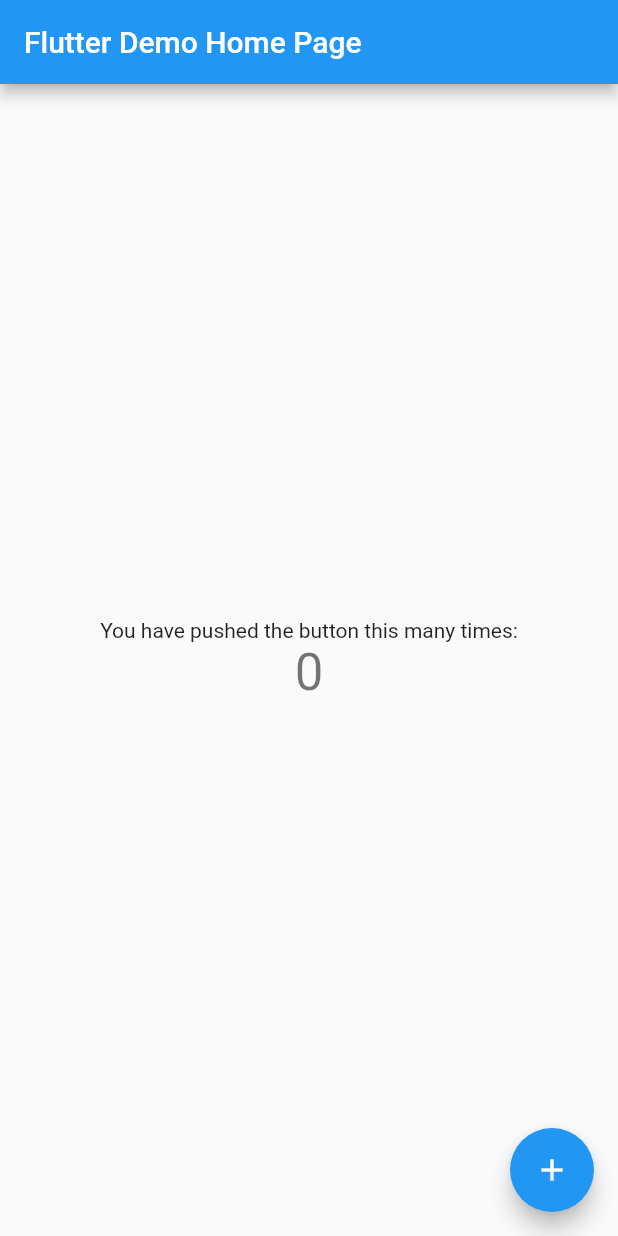
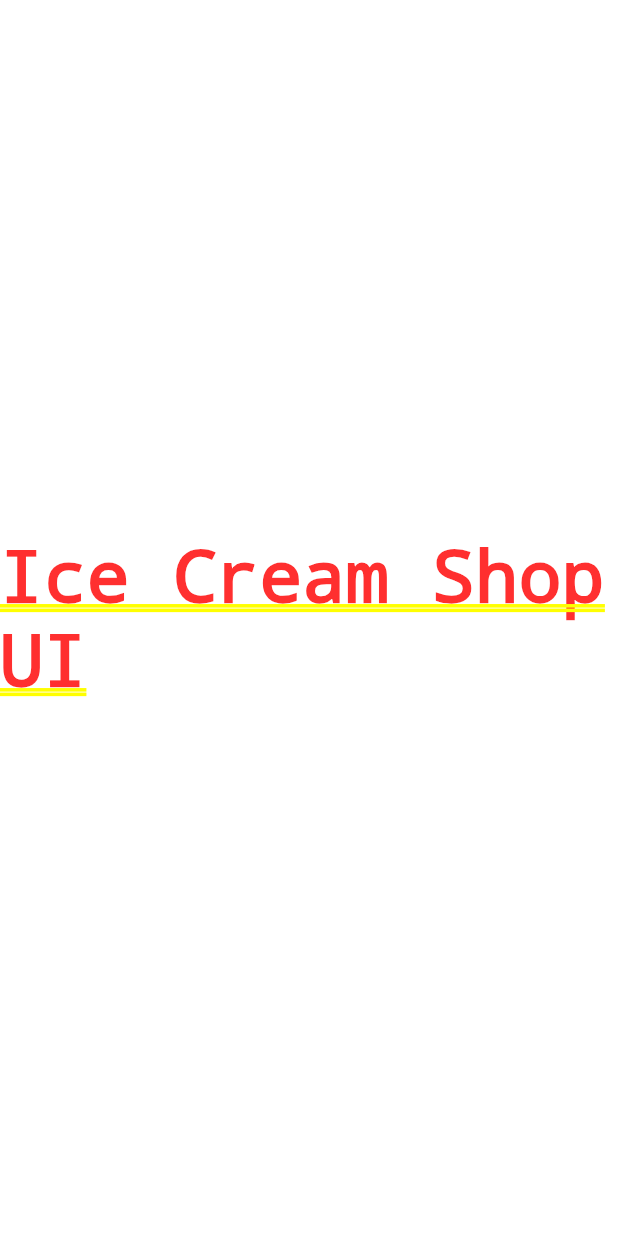
Before and after one commit to yakupbilgen/ice-cream-shop-ui, a Flutter app: the screen it shows after launch, on a phone screen of 412 x 824 dp. Run offline on Flutter 3.47's test engine with Material 2 defaults, Android fonts, the light colour scheme and no system bars.

Commit message:
main dart edited

```diff
--- a/lib/main.dart
+++ b/lib/main.dart
@@ -1,115 +1,9 @@
 import 'package:flutter/material.dart';
 
 void main() {
-  runApp(const MyApp());
+  runApp(const MaterialApp(
+    home: Center(
+      child: Text('Ice Cream Shop UI'),
+    ),
+  ));
 }
-
-class MyApp extends StatelessWidget {
-  const MyApp({Key? key}) : super(key: key);
-
-  // This widget is the root of your application.
-  @override
-  Widget build(BuildContext context) {
-    return MaterialApp(
-      title: 'Flutter Demo',
-      theme: ThemeData(
-        // This is the theme of your application.
-        //
-        // Try running your application with "flutter run". You'll see the
-        // application has a blue toolbar. Then, without quitting the app, try
-        // changing the primarySwatch below to Colors.green and then invoke
-        // "hot reload" (press "r" in the console where you ran "flutter run",
-        // or simply save your changes to "hot reload" in a Flutter IDE).
-        // Notice that the counter didn't reset back to zero; the application
-        // is not restarted.
-        primarySwatch: Colors.blue,
-      ),
-      home: const MyHomePage(title: 'Flutter Demo Home Page'),
-    );
-  }
-}
-
-class MyHomePage extends StatefulWidget {
-  const MyHomePage({Key? key, required this.title}) : super(key: key);
-
-  // This widget is the home page of your application. It is stateful, meaning
-  // that it has a State object (defined below) that contains fields that affect
-  // how it looks.
-
-  // This class is the configuration for the state. It holds the values (in this
-  // case the title) provided by the parent (in this case the App widget) and
-  // used by the build method of the State. Fields in a Widget subclass are
-  // always marked "final".
-
-  final String title;
-
-  @override
-  State<MyHomePage> createState() => _MyHomePageState();
-}
-
-class _MyHomePageState extends State<MyHomePage> {
-  int _counter = 0;
-
-  void _incrementCounter() {
-    setState(() {
-      // This call to setState tells the Flutter framework that something has
-      // changed in this State, which causes it to rerun the build method below
-      // so that the display can reflect the updated values. If we changed
-      // _counter without calling setState(), then the build method would not be
-      // called again, and so nothing would appear to happen.
-      _counter++;
-    });
-  }
-
-  @override
-  Widget build(BuildContext context) {
-    // This method is rerun every time setState is called, for instance as done
-    // by the _incrementCounter method above.
-    //
-    // The Flutter framework has been optimized to make rerunning build methods
-    // fast, so that you can just rebuild anything that needs updating rather
-    // than having to individually change instances of widgets.
-    return Scaffold(
-      appBar: AppBar(
-        // Here we take the value from the MyHomePage object that was created by
-        // the App.build method, and use it to set our appbar title.
-        title: Text(widget.title),
-      ),
-      body: Center(
-        // Center is a layout widget. It takes a single child and positions it
-        // in the middle of the parent.
-        child: Column(
-          // Column is also a layout widget. It takes a list of children and
-          // arranges them vertically. By default, it sizes itself to fit its
-          // children horizontally, and tries to be as tall as its parent.
-          //
-          // Invoke "debug painting" (press "p" in the console, choose the
-          // "Toggle Debug Paint" action from the Flutter Inspector in Android
-          // Studio, or the "Toggle Debug Paint" command in Visual Studio Code)
-          // to see the wireframe for each widget.
-          //
-          // Column has various properties to control how it sizes itself and
-          // how it positions its children. Here we use mainAxisAlignment to
-          // center the children vertically; the main axis here is the vertical
-          // axis because Columns are vertical (the cross axis would be
-          // horizontal).
-          mainAxisAlignment: MainAxisAlignment.center,
-          children: <Widget>[
-            const Text(
-              'You have pushed the button this many times:',
-            ),
-            Text(
-              '$_counter',
-              style: Theme.of(context).textTheme.headline4,
-            ),
-          ],
-        ),
-      ),
-      floatingActionButton: FloatingActionButton(
-        onPressed: _incrementCounter,
-        tooltip: 'Increment',
-        child: const Icon(Icons.add),
-      ), // This trailing comma makes auto-formatting nicer for build methods.
-    );
-  }
-}
```
Also changed, not shown: 1 other file.
